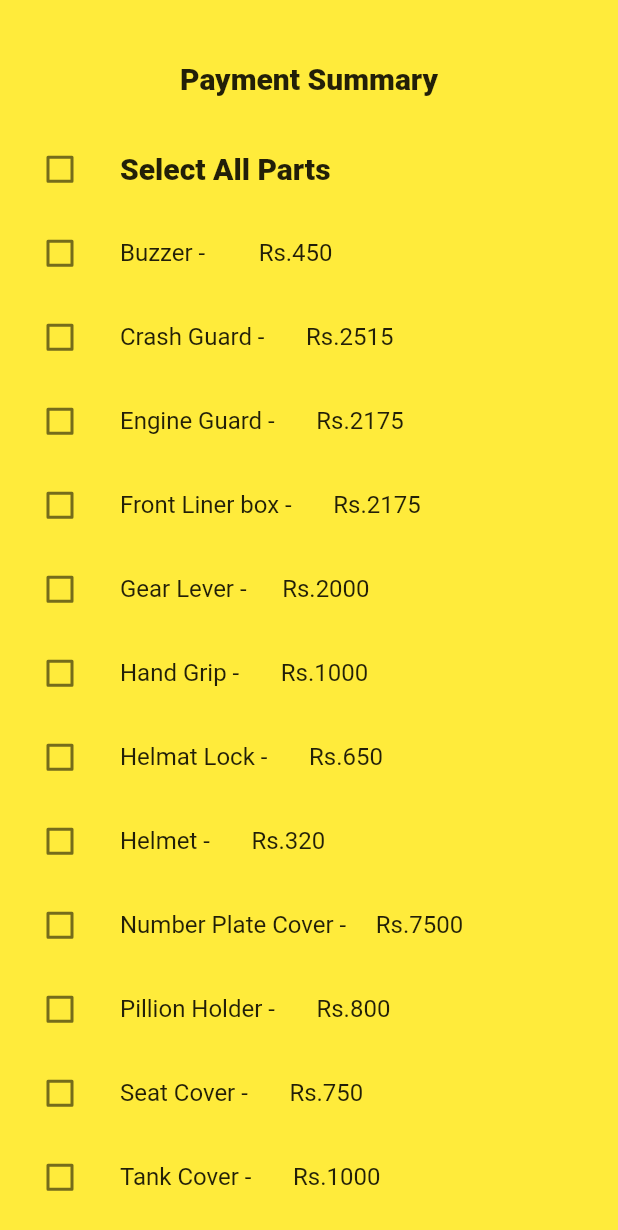
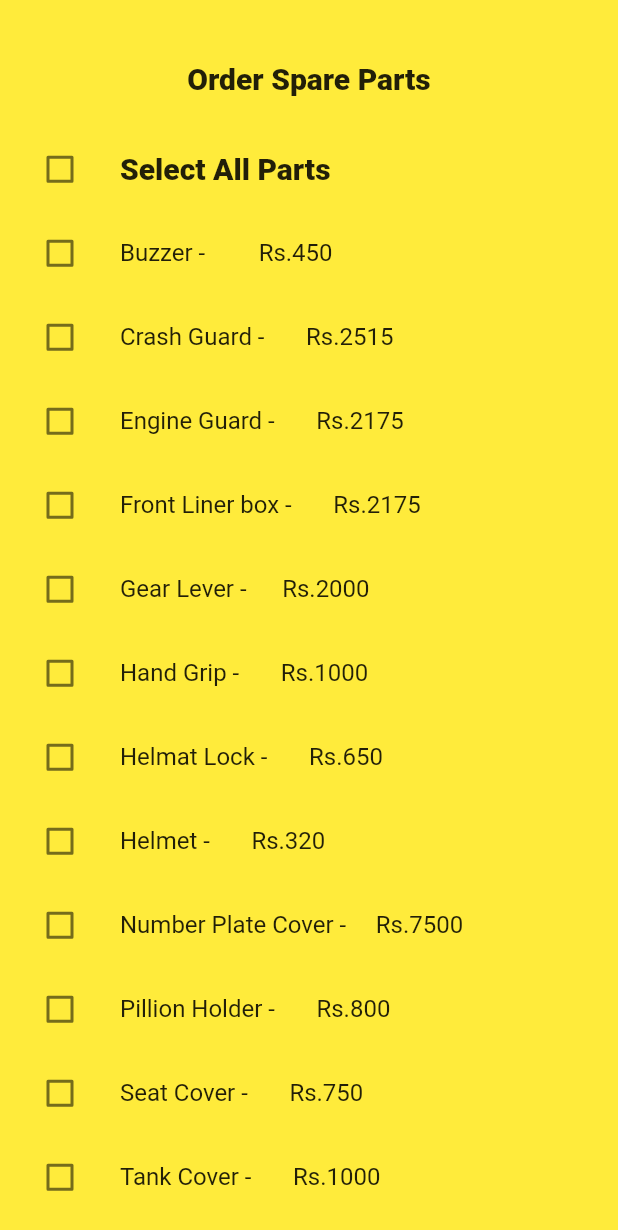
Before and after one commit to DamiduN/Tyrex, a Flutter app: the screen it shows once a user with an empty profile is signed in, in the side drawer, after a tap on "Orders", on a phone screen of 412 x 824 dp. Shown: the top 1230 px of the screen. Run offline on Flutter 3.47's test engine with Material 2 defaults, Android fonts, the phone set to English and light mode, and no system bars; our stand-ins replace awesome_dialog, cloud_firestore, firebase_auth, flutter_credit_card, flutter_spinkit, progress_dialog and 1 more; accounts and stored records are empty.

Commit message:
changed the error

```diff
--- a/lib/views/mp_screens/spare_parts/spareparts_order.dart
+++ b/lib/views/mp_screens/spare_parts/spareparts_order.dart
@@ -43,7 +43,7 @@ class _SparePartsOrderState extends State<SparePartsOrder> {
               crossAxisAlignment: CrossAxisAlignment.center,
               children: [
                 SizedBox(height: screenheight / 20),
-                Text("Payment Summary",
+                Text("Order Spare Parts",
                     style:
                         TextStyle(fontSize: 20, fontWeight: FontWeight.w800)),
                 SizedBox(height: screenheight / 40),
```
